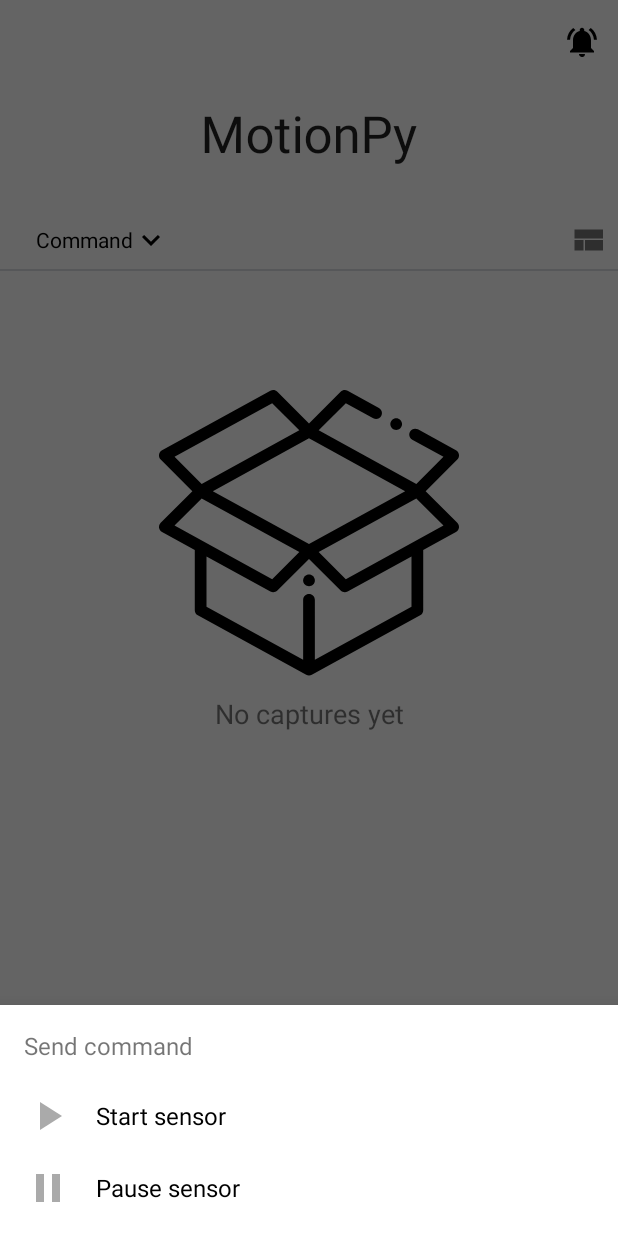
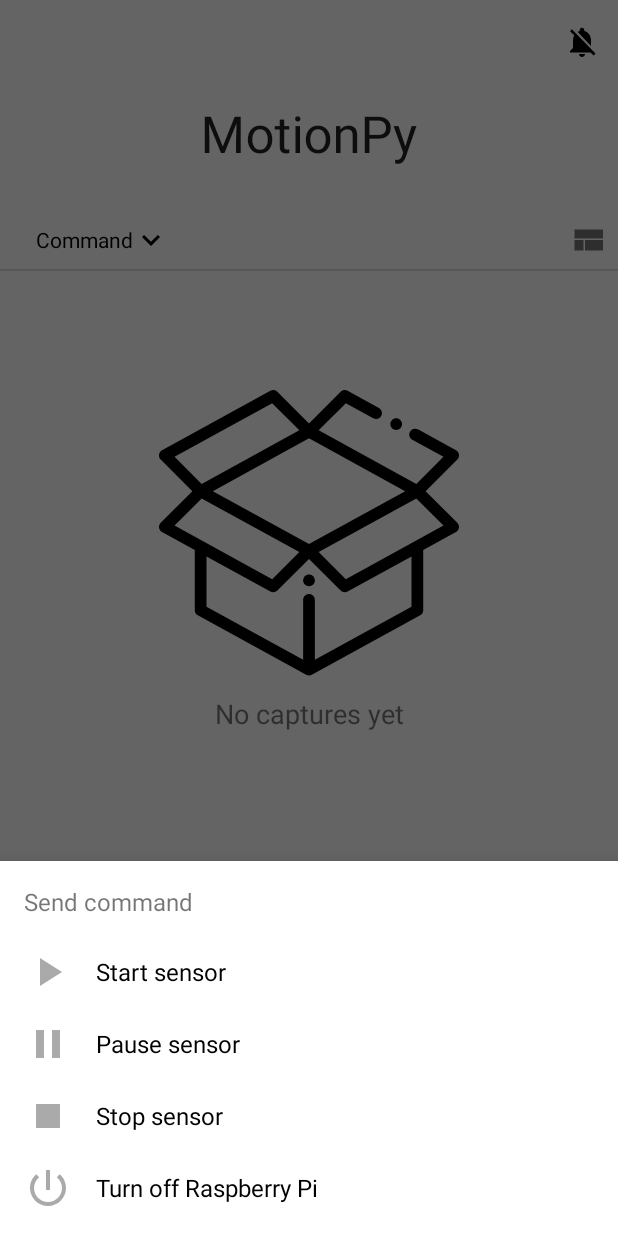
Before and after one commit to ctcuff/MotionPy, an Android app: the screen it shows after launch (MainActivity), after a tap on "Command", on a phone screen of 412 x 824 dp. Run offline under Robolectric (Android 15) with nearby library versions, the phone set to English and light mode, and no system bars; our stand-ins replace Firebase (no records; nobody signed in at launch, a user with empty details on screens opened directly), Picasso; pictures from the network do not load; 1 other tap on this screen came first.

Commit message:
Added a power off command and stop command

```diff
--- a/app/app/src/main/java/com/cameron/motionpy/CommandsFragment.kt
+++ b/app/app/src/main/java/com/cameron/motionpy/CommandsFragment.kt
@@ -15,8 +15,10 @@ class CommandsFragment : BottomSheetDialogFragment() {
         val view = inflater.inflate(R.layout.bottom_sheet_view, container)
 
         with(view) {
-            tv_start.setOnClickListener { clickListener("start") }
-            tv_pause.setOnClickListener { clickListener("pause") }
+            tv_start.setOnClickListener { clickListener(Commands.START) }
+            tv_pause.setOnClickListener { clickListener(Commands.PAUSE) }
+            tv_stop.setOnClickListener { clickListener(Commands.STOP) }
+            tv_power_off.setOnClickListener { clickListener(Commands.POWER_OFF) }
         }
 
         return view
--- a/app/app/src/main/java/com/cameron/motionpy/MainActivity.kt
+++ b/app/app/src/main/java/com/cameron/motionpy/MainActivity.kt
@@ -1,13 +1,11 @@
 package com.cameron.motionpy
 
-import android.content.BroadcastReceiver
-import android.content.Context
-import android.content.Intent
-import android.content.IntentFilter
+import android.content.*
 import android.graphics.Color
 import android.os.Bundle
 import android.support.design.widget.Snackbar
 import android.support.v4.content.ContextCompat
+import android.support.v7.app.AlertDialog
 import android.support.v7.app.AppCompatActivity
 import android.support.v7.widget.DividerItemDecoration
 import android.support.v7.widget.GridLayoutManager
@@ -28,12 +26,17 @@ import kotlinx.android.synthetic.main.activity_main.*
 import okhttp3.*
 import org.json.JSONObject
 import java.io.IOException
+import java.util.concurrent.TimeUnit
 
 class MainActivity : AppCompatActivity(), ChildEventListener {
 
     private val tag = MainActivity::class.java.simpleName
-    private val client = OkHttpClient()
+
     private val adapter = ViewAdapter()
+    private val client = OkHttpClient.Builder()
+            .connectTimeout(20, TimeUnit.SECONDS)
+            .readTimeout(20, TimeUnit.SECONDS)
+            .build()
 
     // These lists save deleted items and their properties
     // so they can be added back to the adapter if "Undo" is pressed
@@ -43,6 +46,8 @@ class MainActivity : AppCompatActivity(), ChildEventListener {
 
     private val storageRef = FirebaseStorage.getInstance().getReference("captures")
     private val databaseRef = FirebaseDatabase.getInstance().getReference("/")
+
+    private lateinit var prefs: SharedPreferences
 
     // This is the receiver that listens for changes in status or
     // configuration of the Raspberry Pi
@@ -61,6 +66,8 @@ class MainActivity : AppCompatActivity(), ChildEventListener {
         super.onCreate(savedInstanceState)
         setContentView(R.layout.activity_main)
         setSupportActionBar(toolbar)
+
+        prefs = getSharedPreferences(packageName, Context.MODE_PRIVATE)
 
         var useGrid = false
         val linearManager = LinearLayoutManager(this, LinearLayoutManager.VERTICAL, false)
@@ -124,7 +131,19 @@ class MainActivity : AppCompatActivity(), ChildEventListener {
         tv_send_command.setOnClickListener {
             val fragment = CommandsFragment()
             fragment.setClickListener { command ->
+                // Give the "power_off" command a confirmation dialog just
+                // in case it was press accidentally
+                if (command == Commands.POWER_OFF) {
+                    with(AlertDialog.Builder(this, R.style.AlertDialogCustom)) {
+                        setTitle(getString(R.string.dialog_title))
+                        setMessage(getString(R.string.dialog_message))
+                        setNegativeButton(android.R.string.cancel) { _, _ -> }
+                        setPositiveButton(android.R.string.yes) { _, _ -> sendCommand(command) }
+                        show()
+                    }
+                } else {
                     sendCommand(command)
+                }
                 fragment.dismiss()
             }
             fragment.show(supportFragmentManager, fragment.tag)
@@ -132,11 +151,33 @@ class MainActivity : AppCompatActivity(), ChildEventListener {
     }
 
     override fun onCreateOptionsMenu(menu: Menu?): Boolean {
+        // Makes sure the alert icon updates in the toolbar when
+        // the app is first launched
         menuInflater.inflate(R.menu.menu_main, menu)
+        menu?.findItem(R.id.action_settings)?.icon = ContextCompat.getDrawable(this,
+                if (getNotificationPref()) R.drawable.ic_notifications_active
+                else R.drawable.ic_notifications_off
+        )
         return true
     }
 
     override fun onOptionsItemSelected(item: MenuItem?): Boolean {
+        if (item?.itemId == R.id.action_settings) {
+            prefs.edit()
+                    .putBoolean(getString(R.string.pref_notif_key), !getNotificationPref())
+                    .apply()
+
+            item.icon = ContextCompat.getDrawable(this,
+                    if (getNotificationPref()) R.drawable.ic_notifications_active
+                    else R.drawable.ic_notifications_off)
+
+            Snackbar.make(root,
+                    getString(
+                            if (getNotificationPref()) R.string.notification_alert_on
+                            else R.string.notification_alert_off),
+                    Snackbar.LENGTH_LONG
+            ).show()
+        }
         return true
     }
 
@@ -145,8 +186,8 @@ class MainActivity : AppCompatActivity(), ChildEventListener {
         registerReceiver(receiver, IntentFilter(NotificationService.DATA_MSG_BROADCAST))
     }
 
-    override fun onDestroy() {
-        super.onDestroy()
+    override fun onPause() {
+        super.onPause()
         unregisterReceiver(receiver)
     }
 
@@ -172,10 +213,27 @@ class MainActivity : AppCompatActivity(), ChildEventListener {
 
     override fun onChildChanged(dataSnapshot: DataSnapshot, prevChild: String?) {}
 
+    private fun toggleEmptyView(show: Boolean) {
+        tv_no_captures.visibility = if (show) View.VISIBLE else View.INVISIBLE
+        iv_empty_box.visibility = if (show) View.VISIBLE else View.INVISIBLE
+    }
+
+    private fun getNotificationPref(): Boolean =
+            prefs.getBoolean(
+                    getString(R.string.pref_notif_key),
+                    resources.getBoolean(R.bool.show_notifications)
+            )
+
+    /**
+     * Sends the specified command to the server which
+     * sends that command to the Raspberry PI
+     * */
     private fun sendCommand(command: String) {
         // Disable the command menu so multiple commands
-        // cant be sent at once
+        // can't be sent at once
         tv_send_command.isEnabled = false
+        tv_send_command.alpha = 0.25f
+
         val request = Request.Builder()
                 .url(Config.URL)
                 .addHeader("key", Config.SERVER_KEY)
@@ -183,30 +241,41 @@ class MainActivity : AppCompatActivity(), ChildEventListener {
                 .build()
 
         client.newCall(request).enqueue(object : Callback {
+            private fun showErrorSnackbar(msg: String) {
+                Snackbar.make(root, msg, Snackbar.LENGTH_LONG)
+                        .setActionTextColor(ContextCompat.getColor(this@MainActivity, R.color.snackbarAction))
+                        .setAction("Retry") { sendCommand(command) }
+                        .show()
+            }
 
             override fun onFailure(call: Call, e: IOException) {
-                runOnUiThread { tv_send_command.isEnabled = true }
-                Toast.makeText(
-                        this@MainActivity,
-                        "An error occurred while sending command",
-                        Toast.LENGTH_LONG
-                ).show()
+                runOnUiThread {
+                    tv_send_command.isEnabled = true
+                    tv_send_command.alpha = 1f
+                    showErrorSnackbar("An error occurred: ${e.message}")
+                }
                 Log.i(tag, "Error", e)
             }
 
             override fun onResponse(call: Call, response: Response) {
-                runOnUiThread { tv_send_command.isEnabled = true }
                 val json = JSONObject(response.body()?.string())
+                runOnUiThread {
+                    tv_send_command.isEnabled = true
+                    tv_send_command.alpha = 1f
+                }
                 Log.i(tag, "$json")
+
+                if (json["status"] != 200) {
+                    runOnUiThread { showErrorSnackbar("${json["error_msg"]}") }
+                }
             }
         })
     }
 
-    fun toggleEmptyView(show: Boolean) {
-        tv_no_captures.visibility = if (show) View.VISIBLE else View.INVISIBLE
-        iv_empty_box.visibility = if (show) View.VISIBLE else View.INVISIBLE
-    }
-
+    /**
+     * Shows a Snackbar with the option to
+     * un-delete a previously deleted item.
+     * */
     private fun showDeleteSnackbar() {
         if (deletedEntryQueue.isEmpty())
             return
@@ -215,7 +284,8 @@ class MainActivity : AppCompatActivity(), ChildEventListener {
         val formattedRemoved = resources.getQuantityString(R.plurals.items_removed, size, size)
         val formattedDeleted = resources.getQuantityString(R.plurals.items_deleted, size, size)
 
-        val snackbar = Snackbar.make(root, formattedRemoved, Snackbar.LENGTH_LONG)
+        Snackbar.make(root, formattedRemoved, Snackbar.LENGTH_LONG)
+                .setActionTextColor(ContextCompat.getColor(this, R.color.snackbarAction))
                 .addCallback(object : Snackbar.Callback() {
                     override fun onDismissed(transientBottomBar: Snackbar?, event: Int) {
                         // Clears all queues when the snackbar dismisses itself
@@ -224,11 +294,9 @@ class MainActivity : AppCompatActivity(), ChildEventListener {
                             clearQueue()
                         }
                     }
-                }).setActionTextColor(Color.rgb(66, 134, 244))
-
+                }).setAction("Undo") {
                     // Add the deleted item back to the adapter and
                     // remove it from the queue
-        snackbar.setAction("Undo") {
                     if (deletedEntryQueue.isNotEmpty()) {
                         val removedItem = deletedEntryQueue.last()
                         val removedPosition = deletedPositions.last()
@@ -238,11 +306,12 @@ class MainActivity : AppCompatActivity(), ChildEventListener {
                         deletedIdQueue.removeAt(deletedIdQueue.lastIndex)
 
                         adapter.addItem(removedItem, removedPosition)
+                        toggleEmptyView(false)
+                        // Keep showing the Snackbar while there
+                        // are still items in the queue
                         showDeleteSnackbar()
-                toggleEmptyView(false)
                     }
-        }
-        snackbar.show()
+                }.show()
     }
 
     private fun clearQueue() {
--- /dev/null
+++ b/app/app/src/main/res/drawable/ic_power_off.xml
@@ -0,0 +1,5 @@
+<vector android:height="32dp" android:tint="#AAAAAA"
+    android:viewportHeight="24.0" android:viewportWidth="24.0"
+    android:width="32dp" xmlns:android="http://schemas.android.com/apk/res/android">
+    <path android:fillColor="#FF000000" android:pathData="M13,3h-2v10h2L13,3zM17.83,5.17l-1.42,1.42C17.99,7.86 19,9.81 19,12c0,3.87 -3.13,7 -7,7s-7,-3.13 -7,-7c0,-2.19 1.01,-4.14 2.58,-5.42L6.17,5.17C4.23,6.82 3,9.26 3,12c0,4.97 4.03,9 9,9s9,-4.03 9,-9c0,-2.74 -1.23,-5.18 -3.17,-6.83z"/>
+</vector>
--- /dev/null
+++ b/app/app/src/main/res/drawable/ic_stop.xml
@@ -0,0 +1,10 @@
+<vector xmlns:android="http://schemas.android.com/apk/res/android"
+    android:width="32dp"
+    android:height="32dp"
+    android:tint="#AAAAAA"
+    android:viewportWidth="24.0"
+    android:viewportHeight="24.0">
+    <path
+        android:fillColor="#FF000000"
+        android:pathData="M6,6h12v12H6z" />
+</vector>
--- a/app/app/src/main/res/layout/bottom_sheet_view.xml
+++ b/app/app/src/main/res/layout/bottom_sheet_view.xml
@@ -7,27 +7,26 @@
     <TextView
         android:layout_width="wrap_content"
         android:layout_height="wrap_content"
-        android:layout_marginEnd="16dp"
         android:layout_marginStart="16dp"
         android:layout_marginTop="16dp"
+        android:layout_marginEnd="16dp"
         android:layout_marginBottom="12dp"
         android:text="@string/send_command"
         android:textSize="16sp" />
 
     <TextView
+        android:id="@+id/tv_start"
         style="@style/ClickableText"
-        android:id="@+id/tv_start"
         android:drawableStart="@drawable/ic_play_arrow"
         android:paddingStart="16dp"
         android:paddingTop="8dp"
         android:paddingEnd="16dp"
         android:paddingBottom="8dp"
-        android:text="@string/command_start"/>
+        android:text="@string/command_start" />
 
     <TextView
+        android:id="@+id/tv_pause"
         style="@style/ClickableText"
-        android:id="@+id/tv_pause"
-        android:layout_marginBottom="8dp"
         android:drawableStart="@drawable/ic_pause"
         android:focusable="true"
         android:paddingStart="16dp"
@@ -36,4 +35,31 @@
         android:paddingBottom="8dp"
         android:text="@string/command_pause" />
 
+    <TextView
+        android:id="@+id/tv_stop"
+        style="@style/ClickableText"
+        android:drawableStart="@drawable/ic_stop"
+        android:focusable="true"
+        android:paddingStart="16dp"
+        android:paddingTop="8dp"
+        android:paddingEnd="16dp"
+        android:paddingBottom="8dp"
+        android:text="@string/command_stop" />
+
+    <TextView
+        android:id="@+id/tv_power_off"
+        style="@style/ClickableText"
+        android:drawableStart="@drawable/ic_power_off"
+        android:focusable="true"
+        android:paddingStart="16dp"
+        android:paddingTop="8dp"
+        android:paddingEnd="16dp"
+        android:paddingBottom="8dp"
+        android:text="@string/command_power_off" />
+
+    <View
+        android:backgroundTint="@color/colorPrimary"
+        android:layout_width="match_parent"
+        android:layout_height="8dp"/>
+
 </LinearLayout>
--- a/app/app/src/main/res/layout/rv_item_list.xml
+++ b/app/app/src/main/res/layout/rv_item_list.xml
@@ -4,6 +4,7 @@
     android:layout_width="match_parent"
     android:layout_height="wrap_content"
     android:layout_marginTop="8dp"
+    android:background="?attr/selectableItemBackground"
     android:layout_marginBottom="8dp"
     android:orientation="vertical">
 
--- a/app/app/src/main/res/values/colors.xml
+++ b/app/app/src/main/res/values/colors.xml
@@ -4,4 +4,5 @@
     <color name="colorPrimaryDark">#c7c7c7</color>
     <color name="colorSecondaryDark">#373737</color>
     <color name="colorAccent">#ffffff</color>
+    <color name="snackbarAction">#4286f4</color>
 </resources>
--- a/app/app/src/main/res/values/strings.xml
+++ b/app/app/src/main/res/values/strings.xml
@@ -9,4 +9,9 @@
     <string name="command_power_off">Turn off Raspberry Pi</string>
     <string name="action_settings">Show notifications</string>
     <string name="command_stop">Stop sensor</string>
+    <string name="notification_alert_on">You\'ll be notified when movement is detected.</string>
+    <string name="notification_alert_off">You won\'t be notified when movement is detected.</string>
+
+    <string name="dialog_title">Power off</string>
+    <string name="dialog_message">Are you sure you want to power off your Raspberry Pi? You\'ll have to power it back on manually.</string>
 </resources>
--- a/app/app/src/main/res/values/styles.xml
+++ b/app/app/src/main/res/values/styles.xml
@@ -35,4 +35,8 @@
         <item name="android:background">?attr/selectableItemBackground</item>
     </style>
 
+    <style name="AlertDialogCustom" parent="Theme.AppCompat.Light.Dialog.Alert">
+        <item name="android:colorAccent">@color/colorSecondaryDark</item>
+    </style>
+
 </resources>
```
Also changed, not shown: app/app/src/main/java/com/cameron/motionpy/Commands.kt (added, +21 -0 lines). Lines whose indentation alone changed are shown as unchanged.
